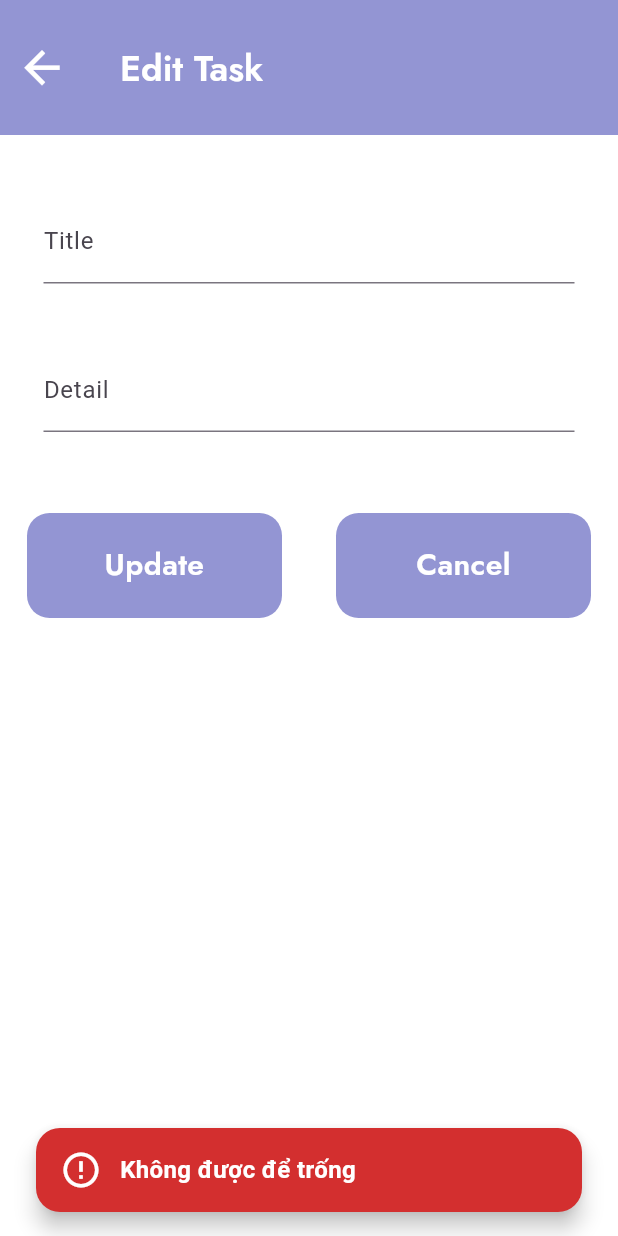
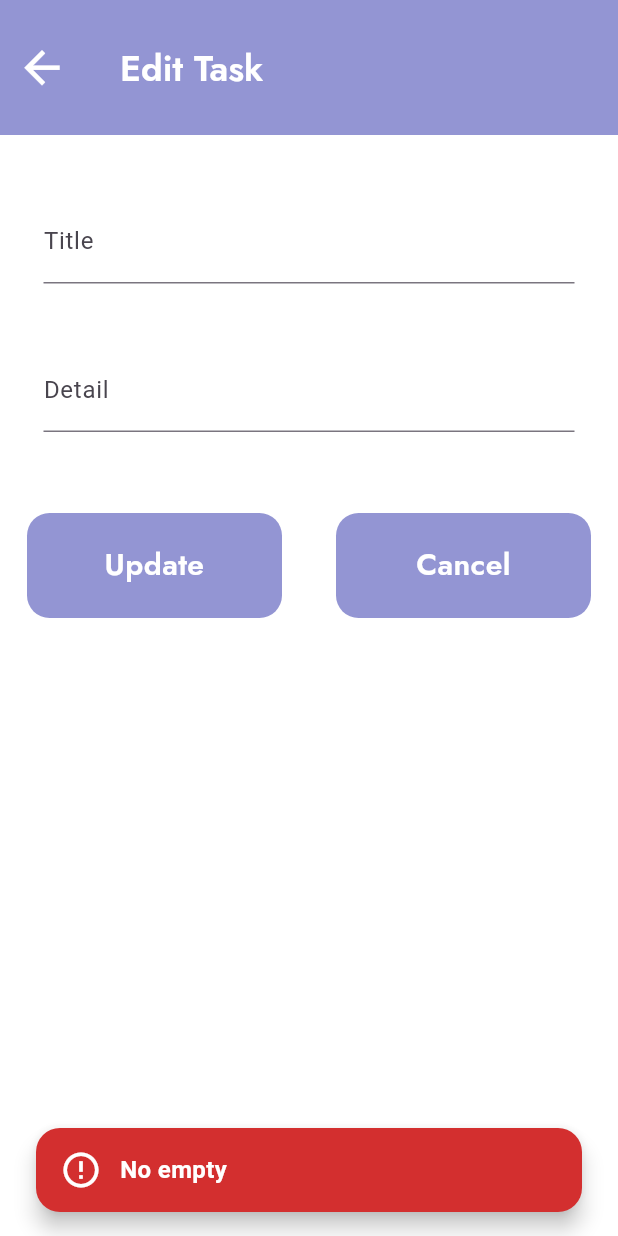
Before and after one commit to minKasent/Todo-app-with-rest-api, a Flutter app: the EditScreen screen opened by its route, after a tap on "Update", on a phone screen of 412 x 824 dp. Run offline on Flutter 3.47's test engine with Material 3 defaults, Android fonts, the phone set to English and light mode, and no system bars; our stand-ins replace hive, hive_flutter; accounts and stored records are empty; network calls fail.

Commit message:
fix(ui) : change noti

```diff
--- a/lib/screens/edit_screen.dart
+++ b/lib/screens/edit_screen.dart
@@ -72,7 +72,7 @@ class _EditScreenState extends State<EditScreen> {
                     if (title.isEmpty || detail.isEmpty) {
                       ShowCustomSnackBar(
                         context,
-                        message: "Không được để trống",
+                        message: "No empty",
                         icon: Icons.error_outline,
                         backgroundColor: AppColorsPath.red,
                       );
@@ -87,7 +87,7 @@ class _EditScreenState extends State<EditScreen> {
                       Navigator.pop(context);
                       ShowCustomSnackBar(
                         context,
-                        message: "Lưu thành công",
+                        message: "Save successfully",
                         icon: Icons.check_circle,
                         backgroundColor: AppColorsPath.green,
                       );
```
